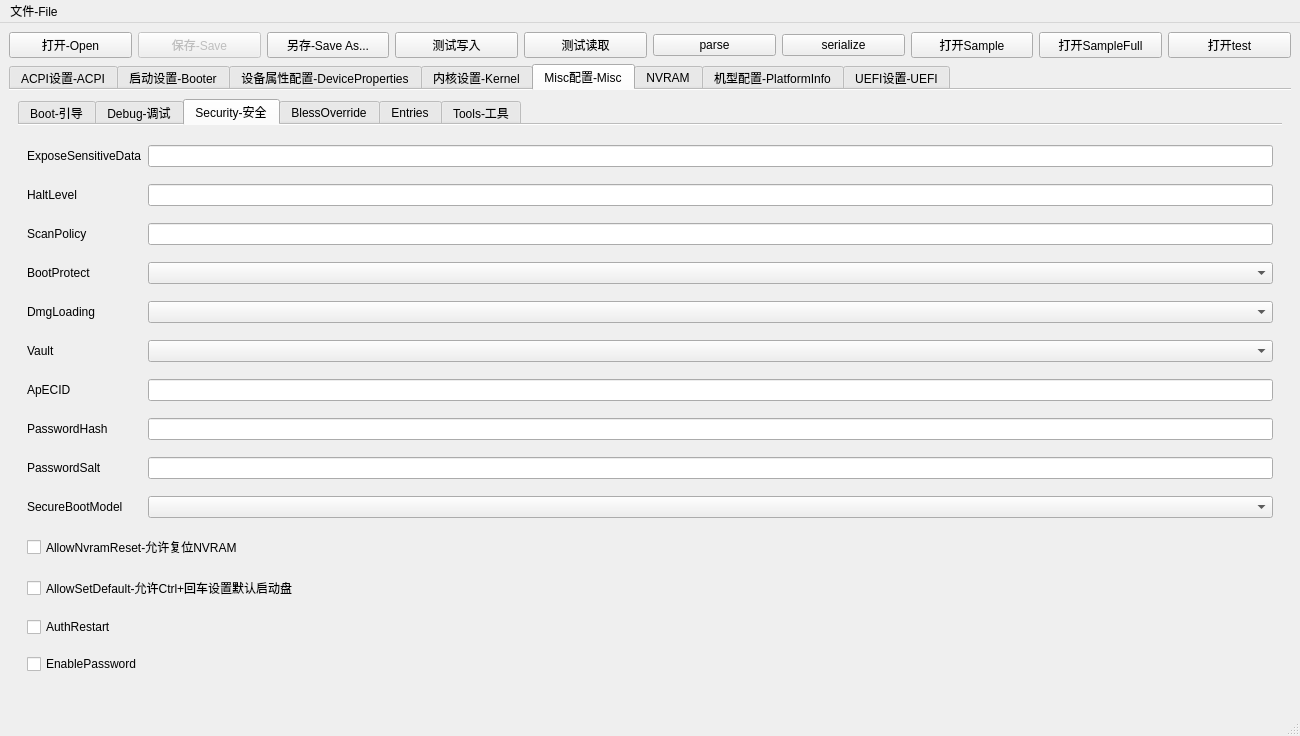
Old version of the form mainwindow.ui in the repository ic005k/OCAuxiliaryTools.
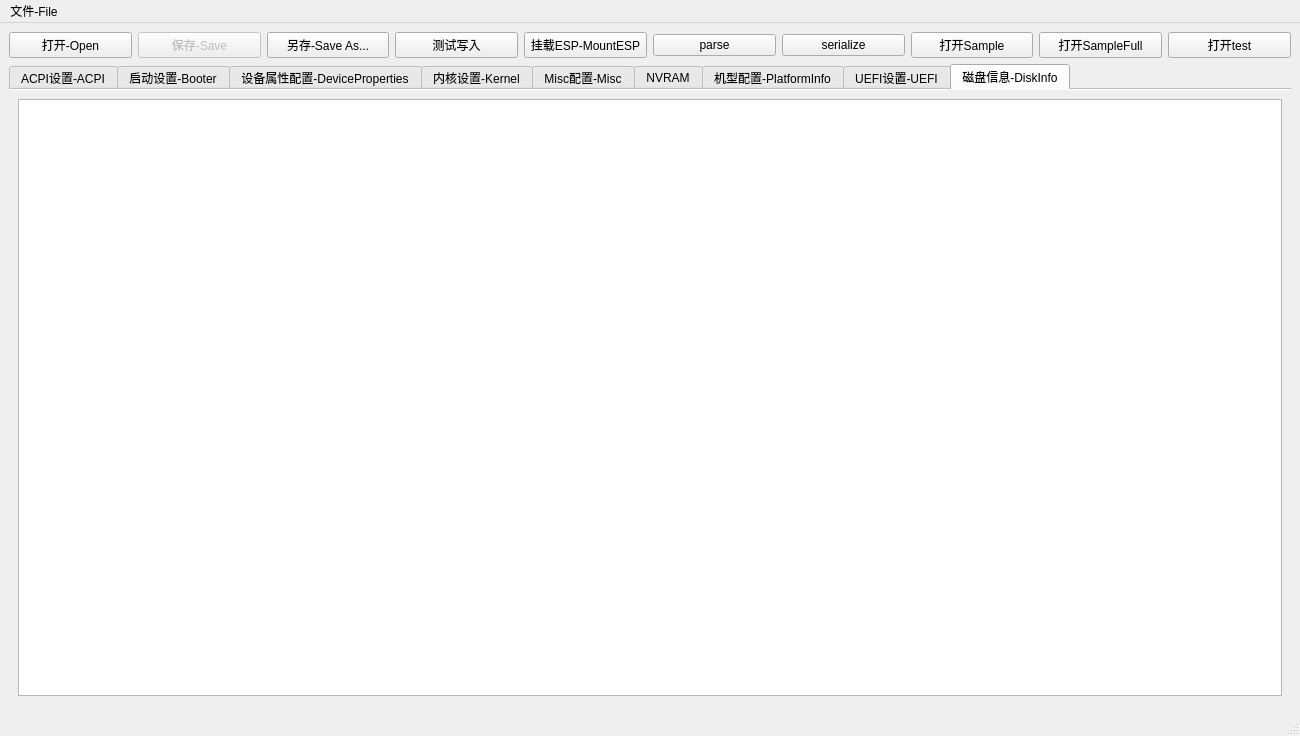
New version of the form. The open tabs and pages were chosen to show the change. Icons and pictures are not drawn.

```diff
--- a/mainwindow.ui
+++ b/mainwindow.ui
@@ -53,7 +53,7 @@
     <item row="0" column="4">
      <widget class="QPushButton" name="btnTestRead">
       <property name="text">
-       <string>测试读取</string>
+       <string>挂载ESP-MountESP</string>
       </property>
      </widget>
     </item>
@@ -95,7 +95,7 @@
     <item row="1" column="0" colspan="10">
      <widget class="QTabWidget" name="tabTotal">
       <property name="currentIndex">
-       <number>4</number>
+       <number>8</number>
       </property>
       <property name="documentMode">
        <bool>true</bool>
@@ -3018,6 +3018,16 @@
         </item>
        </layout>
       </widget>
+      <widget class="QWidget" name="tab_36">
+       <attribute name="title">
+        <string>磁盘信息-DiskInfo</string>
+       </attribute>
+       <layout class="QGridLayout" name="gridLayout_43">
+        <item row="0" column="0">
+         <widget class="QTextEdit" name="textDiskInfo"/>
+        </item>
+       </layout>
+      </widget>
      </widget>
     </item>
    </layout>
```
Left out of the diff: 4 changed lines with no effect on the pictures.
